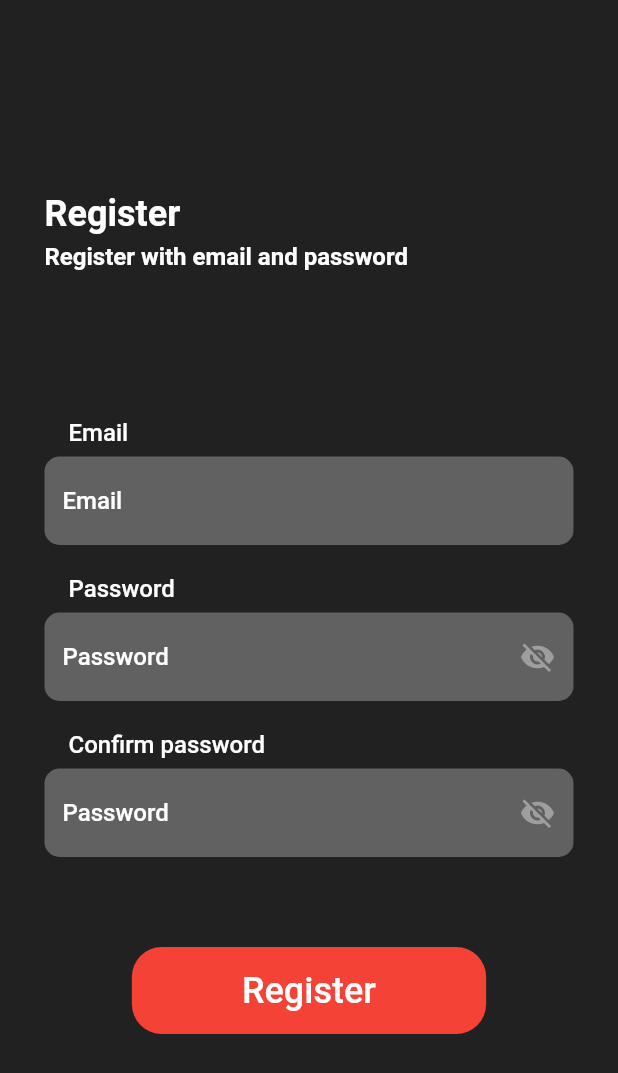
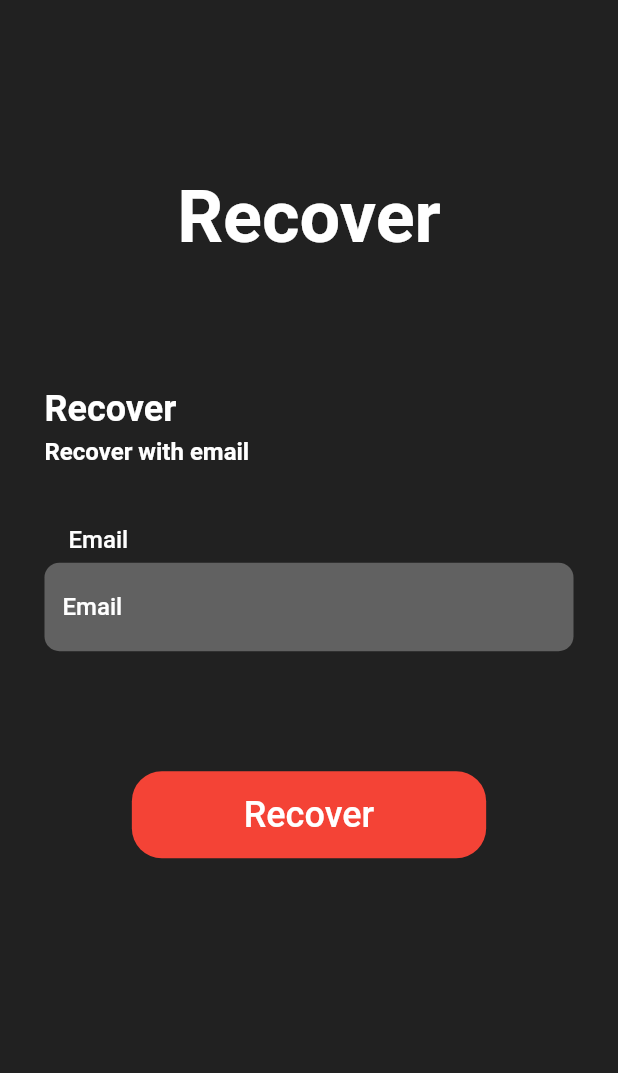
Before and after one commit to DuvCabrera/who-writes, a Flutter app: the screen it shows after launch, on a phone screen of 412 x 824 dp. Shown: the top 1073 px of the screen. Run offline on Flutter 3.47's test engine with Material 2 defaults, Android fonts, the phone set to English and light mode, and no system bars; our stand-ins replace firebase_auth, firebase_core, flutter_riverpod, rxdart; accounts and stored records are empty.

Commit message:
[WW-10] created recover page

```diff
--- a/lib/main.dart
+++ b/lib/main.dart
@@ -4,6 +4,7 @@ import 'package:firebase_core/firebase_core.dart';
 import 'package:flutter/material.dart';
 import 'package:flutter_riverpod/flutter_riverpod.dart';
 import 'package:who_writes/firebase_options.dart';
+import 'package:who_writes/presentation/auth/recover/recover_page.dart';
 import 'package:who_writes/presentation/auth/register/register_page.dart';
 
 void main() async {
@@ -31,7 +32,7 @@ class MyApp extends StatelessWidget {
       theme: ThemeData(
         primarySwatch: Colors.blue,
       ),
-      home: RegisterPage.create(),
+      home: RecoverPage(),
     );
   }
 }
--- a/lib/presentation/auth/recover/recover_page.dart
+++ b/lib/presentation/auth/recover/recover_page.dart
@@ -0,0 +1,113 @@
+import 'package:flutter/material.dart';
+import 'package:flutter_riverpod/flutter_riverpod.dart';
+import 'package:who_writes/presentation/common/colors/ref_colors.dart';
+import 'package:who_writes/presentation/common/overlay_state_mixin.dart';
+import 'package:who_writes/presentation/common/responsive_size.dart';
+import 'package:who_writes/presentation/common/text_styles/ref_text_styles.dart';
+import 'package:who_writes/presentation/common/widgets/ww_button.dart';
+import 'package:who_writes/presentation/common/widgets/ww_text_field.dart';
+
+class RecoverPage extends ConsumerStatefulWidget {
+  const RecoverPage({super.key});
+
+  @override
+  ConsumerState<RecoverPage> createState() => _RecoverPageState();
+}
+
+class _RecoverPageState extends ConsumerState<RecoverPage>
+    with OverlayStateMixin {
+  final _emailController = TextEditingController();
+
+  @override
+  Widget build(BuildContext context) {
+    return Scaffold(
+      backgroundColor: ref.backGroundColor,
+      body: SafeArea(
+        child: SingleChildScrollView(
+          child: Padding(
+            padding: EdgeInsets.all(context.responsiveWidth(27)),
+            child: Column(
+              children: [
+                Padding(
+                  padding: EdgeInsets.symmetric(
+                    vertical: context.responsiveHeight(70),
+                  ),
+                  child: Text(
+                    'Recover',
+                    style: ref.loginPageAppNameTS,
+                  ),
+                ),
+                SizedBox(
+                  width: double.infinity,
+                  child: Column(
+                    crossAxisAlignment: CrossAxisAlignment.start,
+                    children: [
+                      Text(
+                        'Recover',
+                        style: ref.recoverPageTitleTS,
+                      ),
+                      const SizedBox(
+                        height: 5,
+                      ),
+                      Text(
+                        'Recover with email',
+                        style: ref.recoverPageSubTitleTS,
+                      ),
+                    ],
+                  ),
+                ),
+                SizedBox(
+                  height: context.responsiveHeight(32),
+                ),
+                WWTextField(
+                  controller: _emailController,
+                  fieldName: 'Email',
+                  fieldNameStyle: ref.loginPageTextFieldNameTS,
+                  hintText: 'Email',
+                  hintStyle: ref.loginPageTextFieldHintTS,
+                  inputTextStyle: ref.loginPageTextFieldInputTextTS,
+                  keyboardType: TextInputType.emailAddress,
+                  // errorText: _validateEmail(status),
+                  errorTextStyle: ref.loginPageTextFieldErrorTS,
+                  fieldNameErrorStyle: ref.loginPageTextFieldFieldNameErrorTS,
+                  textInputAction: TextInputAction.next,
+                  // onChanged: _onEmailChanged,
+                  onEditingComplete: () {
+                    FocusScope.of(context).unfocus();
+                  },
+                ),
+                Padding(
+                  padding: const EdgeInsets.only(
+                    top: 80,
+                    bottom: 6,
+                  ),
+                  child: Visibility(
+                    visible: false,
+                    // visible: buttonStatus == ButtonStatus.loading,
+                    replacement: WWButton(
+                      text: 'Recover',
+                      height: context.responsiveHeight(47),
+                      width: context.responsiveWidth(215),
+                      textStyle: ref.loginPageTextButtonTextTS,
+                      // onPressed: buttonStatus == ButtonStatus.active
+                      //     ? _onLoginPressed
+                      //     : null,
+                    ),
+                    child: Padding(
+                      padding: const EdgeInsets.only(
+                        bottom: 10,
+                      ),
+                      child: CircularProgressIndicator(
+                        color: ref.circularIndicatorColor,
+                      ),
+                    ),
+                  ),
+                ),
+              ],
+            ),
+          ),
+        ),
+      ),
+    );
+  }
+}
--- a/lib/presentation/common/text_styles/ref_text_styles.dart
+++ b/lib/presentation/common/text_styles/ref_text_styles.dart
@@ -73,4 +73,16 @@ extension RefTextStyles on WidgetRef {
         fontSize: 24,
         fontWeight: FontWeight.w700,
       );
+
+  TextStyle get recoverPageTitleTS => const TextStyle(
+        color: Colors.white,
+        fontSize: 24,
+        fontWeight: FontWeight.w700,
+      );
+
+  TextStyle get recoverPageSubTitleTS => const TextStyle(
+        color: Colors.white,
+        fontSize: 16,
+        fontWeight: FontWeight.w700,
+      );
 }
```
